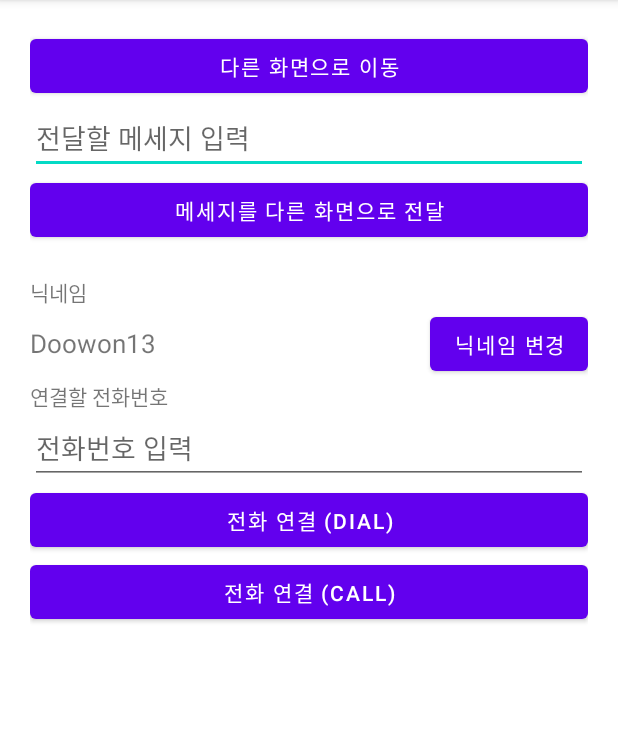
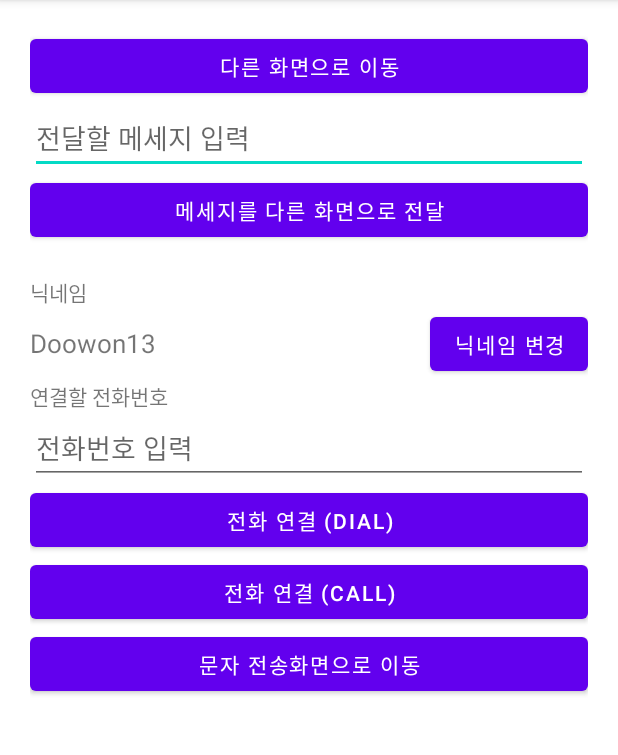
Before and after one commit to doowon13/IntentPractice_Doowon, an Android app: the screen it shows after launch (MainActivity), on a phone screen of 412 x 824 dp, the part 84-839 px from its top. Run offline under Robolectric (Android 15) with nearby library versions, the phone set to English and light mode, and no system bars.

Commit message:
문자전송 예제

```diff
--- a/app/src/main/res/layout/activity_main.xml
+++ b/app/src/main/res/layout/activity_main.xml
@@ -82,5 +82,11 @@
         android:layout_height="wrap_content"
         android:text="전화 연결 (CALL)" />
 
+    <Button
+        android:id="@+id/smsBtn"
+        android:layout_width="match_parent"
+        android:layout_height="wrap_content"
+        android:text="문자 전송화면으로 이동" />
+
 
 </LinearLayout>
```
Also changed, not shown: app/src/main/java/com/pluto/intentpractice_doowon/MainActivity.kt (+9 -6 lines).
